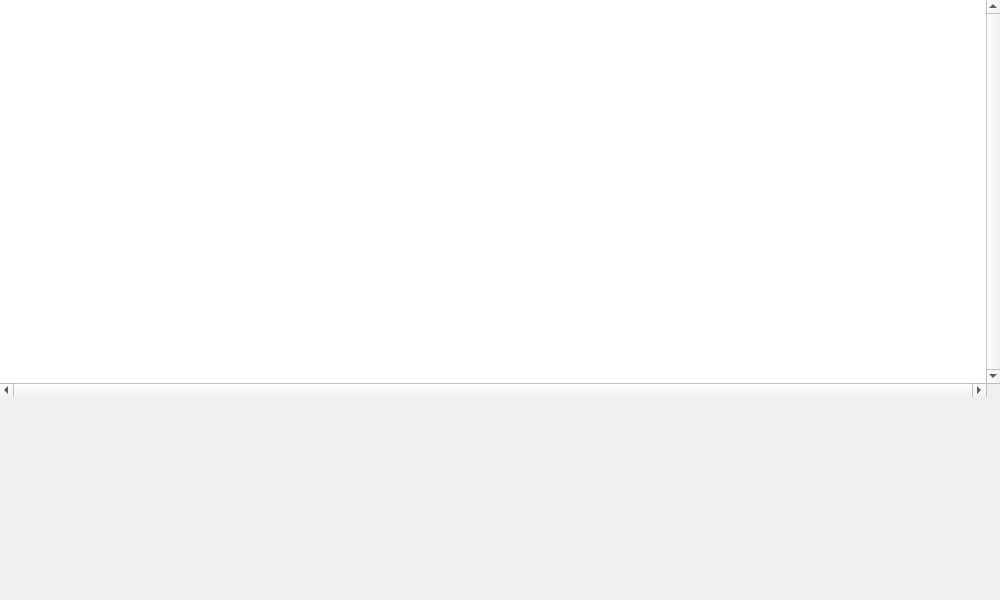
Above: main/cpp/ui/mapviewerwindow.ui from svissers/peryite before the change. Below: the same form after it.
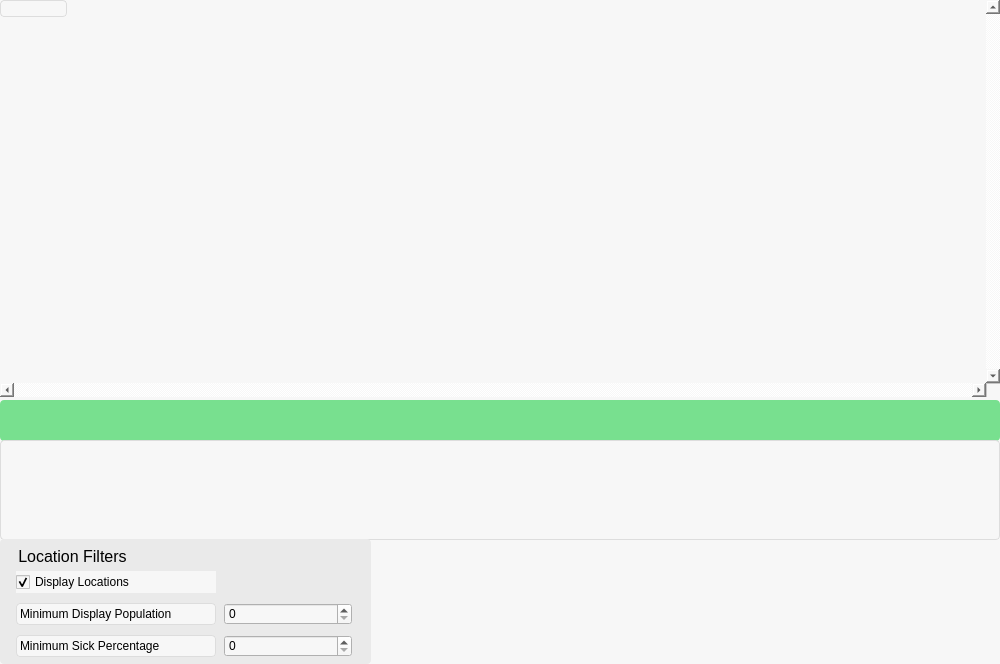
That is the form after the change.

Commit message: cleanup and filters for mapviewer

```diff
--- a/main/cpp/ui/mapviewerwindow.ui
+++ b/main/cpp/ui/mapviewerwindow.ui
@@ -7,12 +7,59 @@
     <x>0</x>
     <y>0</y>
     <width>1000</width>
-    <height>600</height>
+    <height>664</height>
    </rect>
   </property>
   <property name="windowTitle">
    <string>PeryiteUI - Map Viewer</string>
   </property>
+  <property name="styleSheet">
+   <string notr="true">QWidget {
+	font: 10pt &quot;FreeSans&quot;;
+ 	background-color: #f7f7f7;
+}
+
+QLabel {
+ 	background-color: #f7f7f7;
+ 	color: black;
+  	border: 1px solid #dddddd;
+	border-radius: 4px;
+}
+
+QPushButton {
+	background-color: #78e08f;
+	color: white;
+	border: none;
+	border-radius: 4px;
+}
+
+QPushButton:disabled {
+	background-color: #aaaaaa;
+}
+
+QPushButton:hover {
+	background-color: #3c6382;
+}
+
+QGroupBox {
+	border: none;
+	background-color: #eaeaea;
+	font-size: 16px;
+	text-align: center;
+	border-radius: 4px;
+}
+
+QGroupBox:title {
+	left: 16;
+	top: 8;
+}
+
+QToolTip {
+	font: 10pt &quot;FreeSans&quot;;
+ 	background-color: #f7f7f7;
+	border-radius: 4px;
+}</string>
+  </property>
   <widget class="QLabel" name="CircleInfoTitle">
    <property name="geometry">
     <rect>
@@ -25,11 +72,22 @@
    <property name="font">
     <font>
      <family>FreeSans</family>
-     <pointsize>12</pointsize>
+     <pointsize>-1</pointsize>
      <weight>75</weight>
+     <italic>false</italic>
      <bold>true</bold>
     </font>
    </property>
+   <property name="styleSheet">
+    <string notr="true">QLabel {
+	background-color: #78e08f;
+	color: white;
+	border: none;
+	border-radius: 4px;
+	font-size: 16px;
+	font-weight: bold;
+}</string>
+   </property>
    <property name="text">
     <string/>
    </property>
@@ -68,7 +126,7 @@
      <x>0</x>
      <y>440</y>
      <width>1000</width>
-     <height>161</height>
+     <height>100</height>
     </rect>
    </property>
    <property name="font">
@@ -99,6 +157,87 @@
     <string/>
    </property>
   </widget>
+  <widget class="QGroupBox" name="LocationFilters">
+   <property name="geometry">
+    <rect>
+     <x>0</x>
+     <y>539</y>
+     <width>371</width>
+     <height>125</height>
+    </rect>
+   </property>
+   <property name="title">
+    <string>Location Filters</string>
+   </property>
+   <widget class="QCheckBox" name="displayLocation">
+    <property name="geometry">
+     <rect>
+      <x>16</x>
+      <y>32</y>
+      <width>200</width>
+      <height>22</height>
+     </rect>
+    </property>
+    <property name="text">
+     <string>Display Locations</string>
+    </property>
+    <property name="checked">
+     <bool>true</bool>
+    </property>
+   </widget>
+   <widget class="QSpinBox" name="minPop">
+    <property name="geometry">
+     <rect>
+      <x>224</x>
+      <y>64</y>
+      <width>128</width>
+      <height>22</height>
+     </rect>
+    </property>
+    <property name="maximum">
+     <number>999999999</number>
+    </property>
+   </widget>
+   <widget class="QLabel" name="minPopLabel">
+    <property name="geometry">
+     <rect>
+      <x>16</x>
+      <y>64</y>
+      <width>200</width>
+      <height>22</height>
+     </rect>
+    </property>
+    <property name="text">
+     <string>Minimum Display Population</string>
+    </property>
+   </widget>
+   <widget class="QLabel" name="minSickLabel">
+    <property name="geometry">
+     <rect>
+      <x>16</x>
+      <y>96</y>
+      <width>200</width>
+      <height>22</height>
+     </rect>
+    </property>
+    <property name="text">
+     <string>Minimum Sick Percentage</string>
+    </property>
+   </widget>
+   <widget class="QSpinBox" name="minSick">
+    <property name="geometry">
+     <rect>
+      <x>224</x>
+      <y>96</y>
+      <width>128</width>
+      <height>22</height>
+     </rect>
+    </property>
+    <property name="maximum">
+     <number>100</number>
+    </property>
+   </widget>
+  </widget>
  </widget>
  <resources/>
  <connections/>
```
The commit also changes 5 other files.
